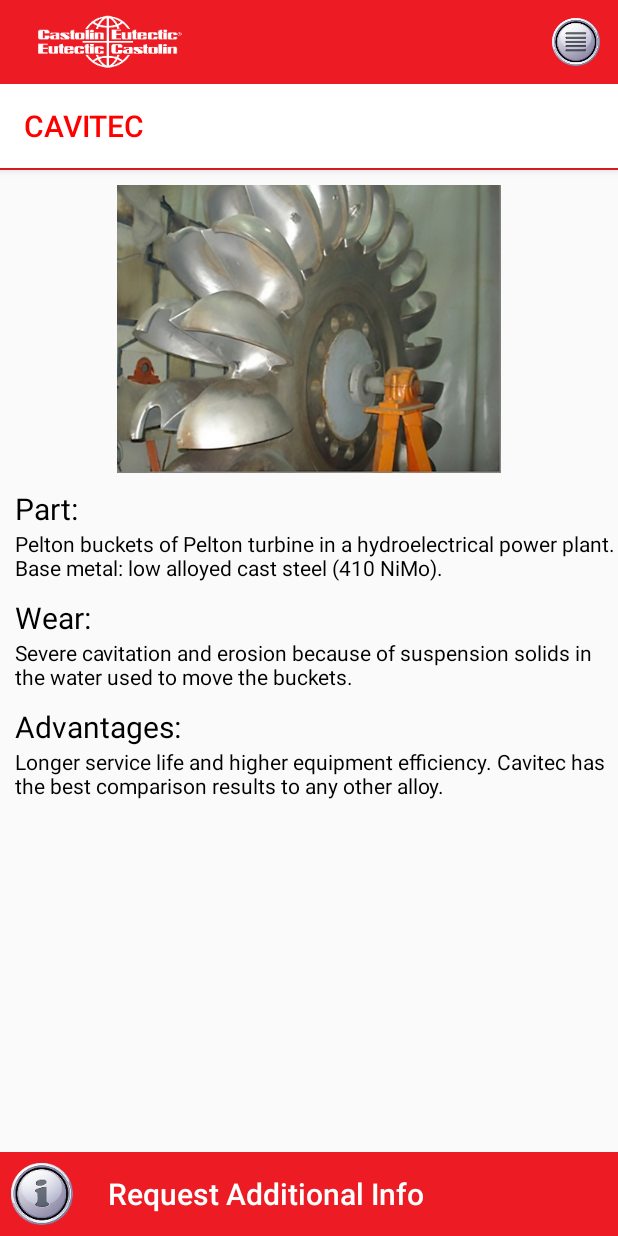
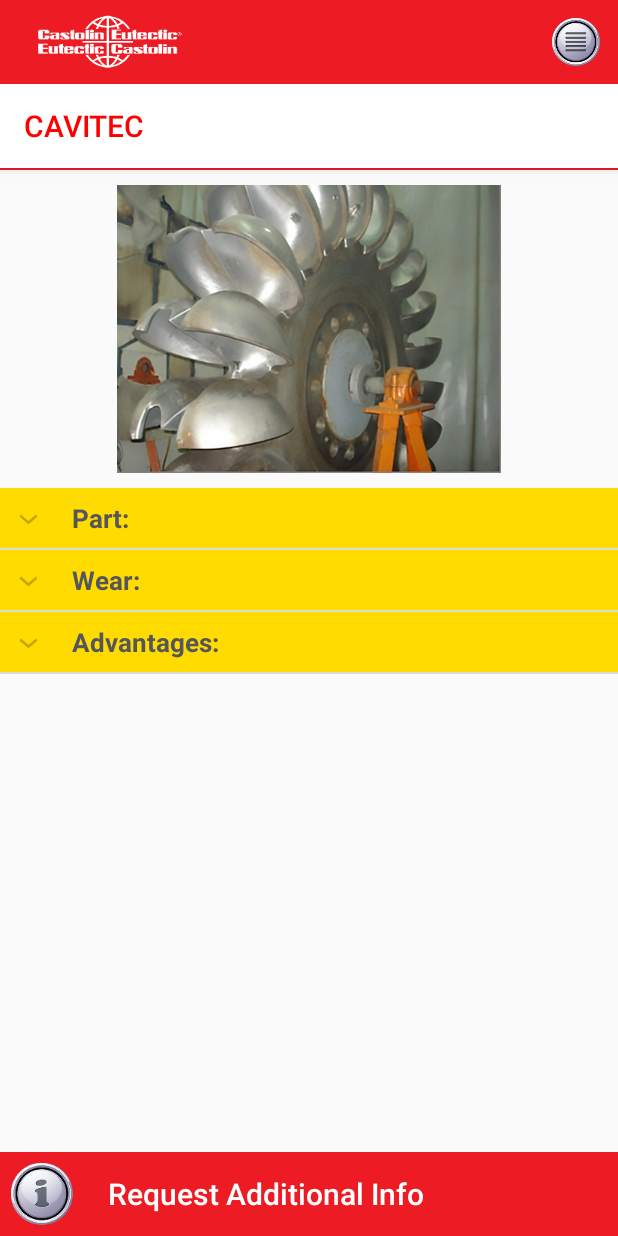
Before and after one commit to mmiguel2016/NewEasySelector, an Android app: the CAVITEC screen opened directly, with no data from a screen before it, on a phone screen of 412 x 824 dp. Run offline under Robolectric (Android 15) with nearby library versions, the phone set to English and light mode, and no system bars.

Commit message:
Working from Home 1st Real Commit

```diff
--- a/app/src/main/java/com/castolin/easyselector/CAVITEC.java
+++ b/app/src/main/java/com/castolin/easyselector/CAVITEC.java
@@ -16,6 +16,11 @@ import android.widget.ExpandableListView;
  * Created by mmiguel on 08.03.2016.
  */
 public class CAVITEC extends AppCompatActivity{
+
+    ExpandableListAdapter listAdapter;
+    ExpandableListView expListView;
+    List<String> listDataHeader;
+    HashMap<String, List<String>> listDataChild;
 
     @Override
     protected void onCreate(Bundle savedInstanceState) {
@@ -43,7 +48,47 @@ public class CAVITEC extends AppCompatActivity{
             }
         });
 
+        // get the listview
+        expListView = (ExpandableListView) findViewById(R.id.lvExp);
+
+        // preparing list data
+        prepareListData();
+
+        listAdapter = new ExpandableListAdapter(this, listDataHeader, listDataChild);
+
+        // setting list adapter
+        expListView.setAdapter(listAdapter);
     }
+
+    /*
+     * Preparing the list data
+     */
+    private void prepareListData() {
+        listDataHeader = new ArrayList<String>();
+        listDataChild = new HashMap<String, List<String>>();
+
+        // Adding child data
+        listDataHeader.add(getString(R.string.application1));
+        listDataHeader.add(getString(R.string.application2));
+        listDataHeader.add(getString(R.string.application5));
+
+        // Adding child data
+        List<String> part = new ArrayList<String>();
+        part.add(getString(R.string.CAVITEC1));
+
+
+        List<String> wear = new ArrayList<String>();
+        wear.add(getString(R.string.CAVITEC2));
+
+        List<String> advantages = new ArrayList<String>();
+        advantages.add(getString(R.string.CAVITEC3));
+
+        // Header, Child data
+        listDataChild.put(listDataHeader.get(0), part);
+        listDataChild.put(listDataHeader.get(1), wear);
+        listDataChild.put(listDataHeader.get(2),advantages);
+    }
+
 
     @Override
     public boolean onCreateOptionsMenu(Menu menu) {
--- a/app/src/main/res/layout/cavitec.xml
+++ b/app/src/main/res/layout/cavitec.xml
@@ -72,70 +72,11 @@
             android:layout_height="10dp">
         </LinearLayout>
 
-        <TextView
-            android:layout_width="wrap_content"
-            android:layout_height="wrap_content"
-            android:layout_marginStart="10dp"
-            android:layout_marginLeft="10dp"
-            android:textSize="20sp"
-            android:text="@string/action_part"
-            android:textColor="#000000" />
-
-        <TextView
-            android:layout_width="wrap_content"
-            android:layout_height="wrap_content"
-            android:layout_marginStart="10dp"
-            android:layout_marginLeft="10dp"
-            android:text="@string/CAVITEC1"
-            android:textColor="#000000" />
-
-        <LinearLayout
-            android:layout_width="match_parent"
-            android:layout_height="10dp">
-        </LinearLayout>
-
-        <TextView
-            android:layout_width="wrap_content"
-            android:layout_height="wrap_content"
-            android:layout_marginStart="10dp"
-            android:layout_marginLeft="10dp"
-            android:textSize="20sp"
-            android:text="@string/action_wear"
-            android:textColor="#000000" />
-
-
-        <TextView
-            android:layout_width="wrap_content"
-            android:layout_height="wrap_content"
-            android:layout_marginStart="10dp"
-            android:layout_marginLeft="10dp"
-            android:text="@string/CAVITEC2"
-            android:textColor="#000000" />
-
-        <LinearLayout
-            android:layout_width="match_parent"
-            android:layout_height="10dp">
-        </LinearLayout>
-
-        <TextView
-            android:layout_width="wrap_content"
-            android:layout_height="wrap_content"
-            android:layout_marginStart="10dp"
-            android:layout_marginLeft="10dp"
-            android:textSize="20sp"
-            android:text="@string/action_advantages"
-            android:textColor="#000000" />
-
-
-        <TextView
+        <ExpandableListView
             android:layout_weight="1"
-            android:layout_width="wrap_content"
+            android:id="@+id/lvExp"
             android:layout_height="0dp"
-            android:layout_marginStart="10dp"
-            android:layout_marginLeft="10dp"
-            android:text="@string/CAVITEC3"
-            android:textColor="#000000" />
-
+            android:layout_width="match_parent"/>
 
         <android.support.v7.widget.Toolbar
             android:id="@+id/toolbar_bottom"
@@ -144,4 +85,5 @@
             android:background="#ed1c24" />
 
     </LinearLayout>
+
 </ScrollView>
```
Also changed, not shown: app/src/main/java/com/castolin/easyselector/DO80.java (+44 -0 lines), app/src/main/res/layout/do80.xml (+4 -62 lines).
